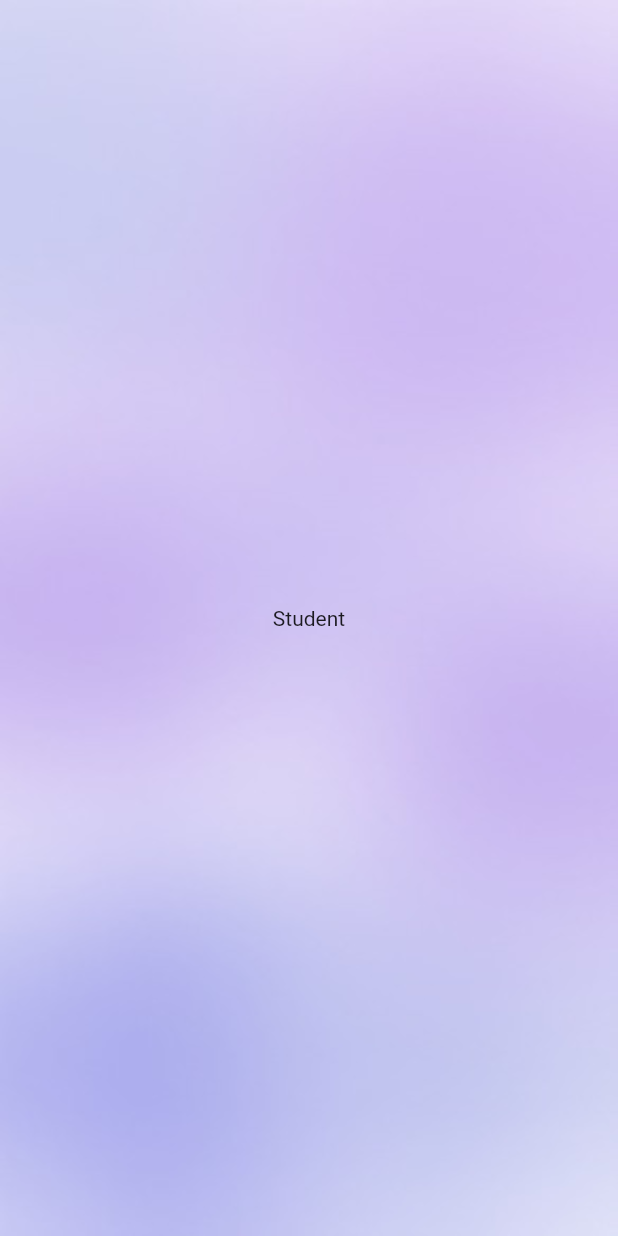
After one commit to chandandas9353r/project_gps_system, a Flutter app: the SignIn screen opened directly, after a tap on "Sign up", on a phone screen of 412 x 824 dp. The commit adds this screen. Run offline on Flutter 3.47's test engine with Material 2 defaults, Android fonts, the phone set to English and light mode, and no system bars.

Commit message:
Merged SignIn pages, created Register Screens

```diff
--- /dev/null
+++ b/lib/faculty/register.dart
@@ -0,0 +1,39 @@
+import 'package:flutter/material.dart';
+
+class Register extends StatefulWidget {
+  const Register({Key? key}) : super(key: key);
+
+  @override
+  State<Register> createState() => _RegisterState();
+}
+
+class _RegisterState extends State<Register> {
+  @override
+  Widget build(BuildContext context) {
+  final screenWidth = MediaQuery.of(context).size.width;
+  final screenHeight = MediaQuery.of(context).size.height;
+    return Scaffold(
+      body: Container(
+        width: screenWidth,
+        height: screenHeight,
+        decoration: const BoxDecoration(
+          image: DecorationImage(
+            repeat: ImageRepeat.repeat,
+            fit: BoxFit.fill,
+            image: AssetImage("lib/assets/images/background.jpeg"),
+          ),
+        ),
+        child: SafeArea(
+          child: Center(
+            child: Column(
+              mainAxisAlignment: MainAxisAlignment.center,
+              children: const [
+                Text("Faculty"),
+              ],
+            ),
+          ),
+        ),
+      ),
+    );
+  }
+}
--- a/lib/student/sign_in.dart
+++ b/lib/sign_in.dart
@@ -1,13 +1,23 @@
 import 'package:flutter/material.dart';
+import 'package:project_gps_system/student/register.dart' as student;
+import 'package:project_gps_system/faculty/register.dart' as faculty;
 
 class SignIn extends StatefulWidget {
-  const SignIn({Key? key}) : super(key: key);
-
+  final String value;
+  const SignIn(this.value, {Key? key}) : super(key: key);
   @override
-  State<SignIn> createState() => _SignInState();
+  State<SignIn> createState() => _SignInState(value);
 }
 
 class _SignInState extends State<SignIn> {
+  final String value;
+  _SignInState(this.value) : super();
+
+  changeScreen(BuildContext context) =>
+    (value=="Student")?
+    (Navigator.of(context).push(MaterialPageRoute(builder: (context) => const student.Register()))):
+    (Navigator.of(context).push(MaterialPageRoute(builder: (context) => const faculty.Register())));
+
   TextEditingController mailController = TextEditingController();
   TextEditingController passController = TextEditingController();
   final String mail = "";
@@ -15,9 +25,12 @@ class _SignInState extends State<SignIn> {
   @override
   Widget build(BuildContext context) {
   final screenHeight = MediaQuery.of(context).size.height;
+  final screenWidth = MediaQuery.of(context).size.width;
   final padding = MediaQuery.of(context).padding;
     return Scaffold(
       body: Container(
+        width: screenWidth,
+        height: screenHeight,
         decoration: const BoxDecoration(
           image: DecorationImage(
             repeat: ImageRepeat.repeat,
@@ -76,13 +89,15 @@ class _SignInState extends State<SignIn> {
                 crossAxisAlignment: CrossAxisAlignment.start,
                 children: [
                   const Text('''Don't have an account?'''),
-                  Row(
-                    children: [
-                      Container(
-                        child: Text("Sign up"),
-                      ),
-                      const Icon(Icons.arrow_right_sharp),
-                    ],
+                  InkWell(
+                    mouseCursor: SystemMouseCursors.click,
+                    onTap: () => changeScreen(context),
+                    child: Row(
+                      children: const [
+                        Text("Sign up"),
+                        Icon(Icons.arrow_right_sharp),
+                      ],
+                    ),
                   ),
                 ],
               ),
--- /dev/null
+++ b/lib/student/register.dart
@@ -0,0 +1,39 @@
+import 'package:flutter/material.dart';
+
+class Register extends StatefulWidget {
+  const Register({Key? key}) : super(key: key);
+
+  @override
+  State<Register> createState() => _RegisterState();
+}
+
+class _RegisterState extends State<Register> {
+  @override
+  Widget build(BuildContext context) {
+  final screenWidth = MediaQuery.of(context).size.width;
+  final screenHeight = MediaQuery.of(context).size.height;
+    return Scaffold(
+      body: Container(
+        width: screenWidth,
+        height: screenHeight,
+        decoration: const BoxDecoration(
+          image: DecorationImage(
+            repeat: ImageRepeat.repeat,
+            fit: BoxFit.fill,
+            image: AssetImage("lib/assets/images/background.jpeg"),
+          ),
+        ),
+        child: SafeArea(
+          child: Center(
+            child: Column(
+              mainAxisAlignment: MainAxisAlignment.center,
+              children: const [
+                Text("Student"),
+              ],
+            ),
+          ),
+        ),
+      ),
+    );
+  }
+}
```
Also changed, not shown: lib/faculty/sign_in.dart (deleted, +0 -95 lines), lib/main.dart (+6 -4 lines), 1 other file.
